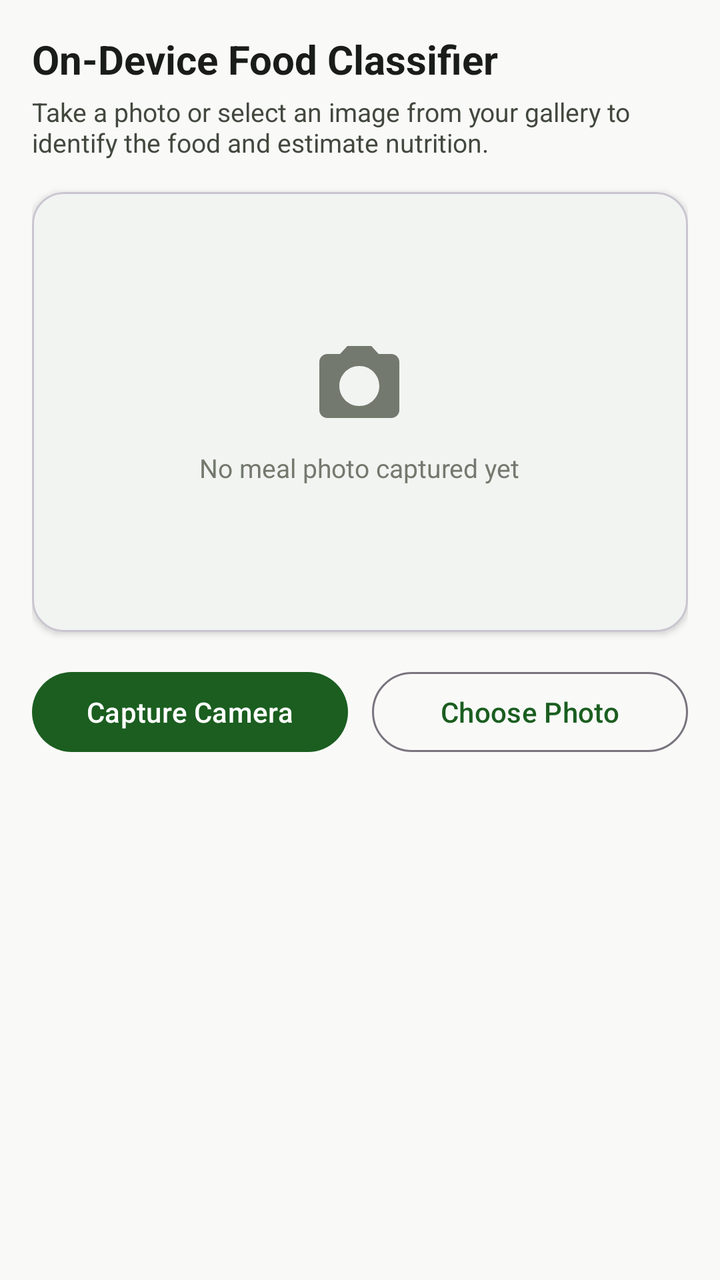
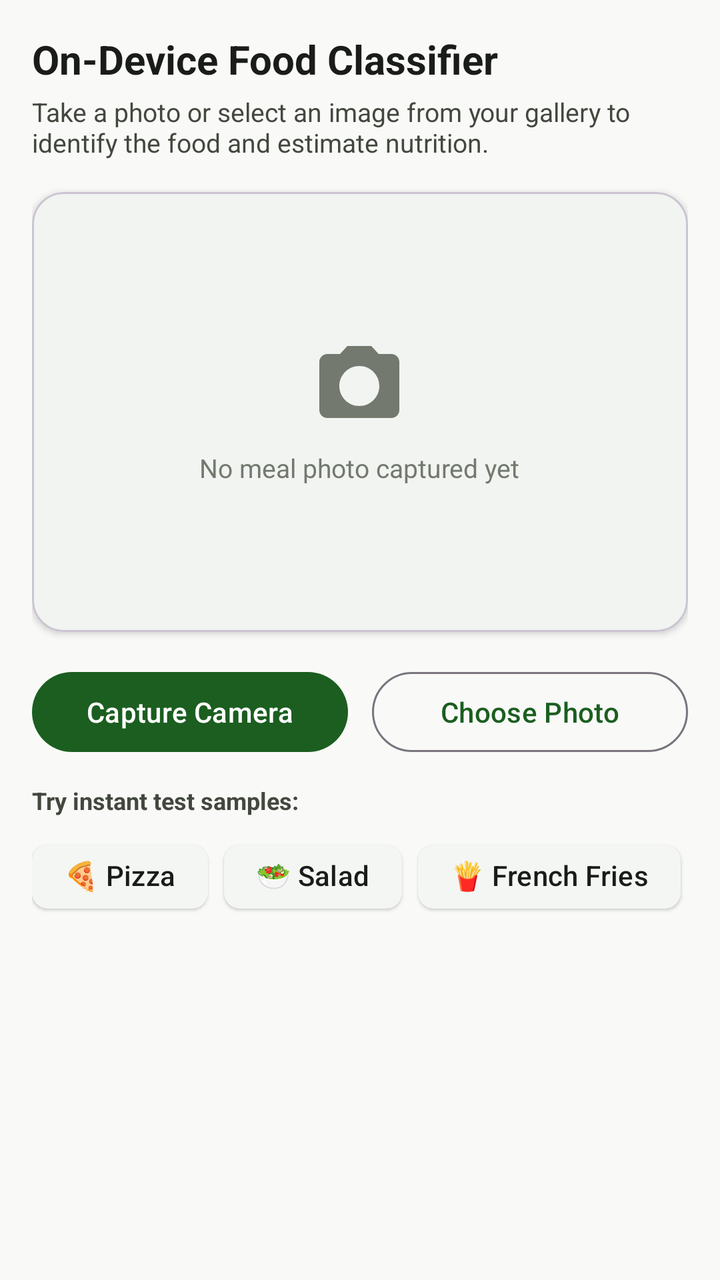

Screens rendered from an Android XML layout before and after an edit, with the pre-edit source and the edit as a unified diff.
<!-- AndroidManifest.xml: application theme Theme.SmartMealPlannerAI -->
<!-- res/layout/fragment_scan_meal.xml -->
<?xml version="1.0" encoding="utf-8"?>
<androidx.core.widget.NestedScrollView xmlns:android="http://schemas.android.com/apk/res/android"
    xmlns:app="http://schemas.android.com/apk/res-auto"
    android:layout_width="match_parent"
    android:layout_height="match_parent"
    android:fillViewport="true"
    android:background="@color/background">

    <LinearLayout
        android:layout_width="match_parent"
        android:layout_height="wrap_content"
        android:orientation="vertical"
        android:padding="16dp">

        <TextView
            android:layout_width="wrap_content"
            android:layout_height="wrap_content"
            android:text="@string/scan_title"
            android:textColor="@color/on_background"
            android:textSize="20sp"
            android:textStyle="bold" />

        <TextView
            android:layout_width="wrap_content"
            android:layout_height="wrap_content"
            android:layout_marginTop="4dp"
            android:text="@string/scan_instructions"
            android:textColor="@color/on_surface_variant"
            android:textSize="13sp" />

        
        <com.google.android.material.card.MaterialCardView
            android:layout_width="match_parent"
            android:layout_height="220dp"
            android:layout_marginTop="16dp"
            app:cardCornerRadius="16dp"
            app:cardElevation="2dp"
            app:cardBackgroundColor="@color/surface_variant">

            <FrameLayout
                android:layout_width="match_parent"
                android:layout_height="match_parent">

                <ImageView
                    android:id="@+id/ivScanPreview"
                    android:layout_width="match_parent"
                    android:layout_height="match_parent"
                    android:scaleType="centerCrop"
                    android:contentDescription="Food Preview" />

                <LinearLayout
                    android:id="@+id/layoutEmptyPreview"
                    android:layout_width="wrap_content"
                    android:layout_height="wrap_content"
                    android:layout_gravity="center"
                    android:gravity="center"
                    android:orientation="vertical">

                    <ImageView
                        android:layout_width="48dp"
                        android:layout_height="48dp"
                        android:src="@drawable/ic_nav_scan"
                        app:tint="@color/outline" />

                    <TextView
                        android:layout_width="wrap_content"
                        android:layout_height="wrap_content"
                        android:layout_marginTop="8dp"
                        android:text="No meal photo captured yet"
                        android:textColor="@color/outline"
                        android:textSize="13sp" />

                </LinearLayout>

                <ProgressBar
                    android:id="@+id/pbInference"
                    android:layout_width="wrap_content"
                    android:layout_height="wrap_content"
                    android:layout_gravity="center"
                    android:visibility="gone" />

            </FrameLayout>

        </com.google.android.material.card.MaterialCardView>

        
        <LinearLayout
            android:layout_width="match_parent"
            android:layout_height="wrap_content"
            android:layout_marginTop="16dp"
            android:orientation="horizontal"
            android:weightSum="2">

            <com.google.android.material.button.MaterialButton
                android:id="@+id/btnCaptureCamera"
                android:layout_width="0dp"
                android:layout_height="wrap_content"
                android:layout_weight="1"
                android:layout_marginEnd="6dp"
                android:text="@string/btn_take_photo" />

            <com.google.android.material.button.MaterialButton
                android:id="@+id/btnChooseGallery"
                style="?attr/materialButtonOutlinedStyle"
                android:layout_width="0dp"
                android:layout_height="wrap_content"
                android:layout_weight="1"
                android:layout_marginStart="6dp"
                android:text="@string/btn_choose_photo" />

        </LinearLayout>

        
        <LinearLayout
            android:id="@+id/layoutPredictions"
            android:layout_width="match_parent"
            android:layout_height="wrap_content"
            android:layout_marginTop="20dp"
            android:orientation="vertical"
            android:visibility="gone">

            <TextView
                android:layout_width="wrap_content"
                android:layout_height="wrap_content"
                android:text="@string/model_top_predictions"
                android:textColor="@color/on_background"
                android:textSize="16sp"
                android:textStyle="bold" />

            
            <LinearLayout
                android:id="@+id/rowPred1"
                android:layout_width="match_parent"
                android:layout_height="wrap_content"
                android:layout_marginTop="10dp"
                android:orientation="vertical">

                <LinearLayout
                    android:layout_width="match_parent"
                    android:layout_height="wrap_content"
                    android:orientation="horizontal">

                    <TextView
                        android:id="@+id/tvPred1Name"
                        android:layout_width="0dp"
                        android:layout_height="wrap_content"
                        android:layout_weight="1"
                        android:text="1. Roti"
                        android:textColor="@color/on_surface"
                        android:textStyle="bold"
                        android:textSize="14sp" />

                    <TextView
                        android:id="@+id/tvPred1Conf"
                        android:layout_width="wrap_content"
                        android:layout_height="wrap_content"
                        android:text="82%"
                        android:textColor="@color/primary"
                        android:textStyle="bold"
                        android:textSize="13sp" />

                </LinearLayout>

                <ProgressBar
                    android:id="@+id/pbPred1"
                    style="@style/Widget.AppCompat.ProgressBar.Horizontal"
                    android:layout_width="match_parent"
                    android:layout_height="6dp"
                    android:layout_marginTop="4dp"
                    android:max="100"
                    android:progress="82"
                    android:progressTint="@color/primary" />

            </LinearLayout>

            
            <LinearLayout
                android:id="@+id/rowPred2"
                android:layout_width="match_parent"
                android:layout_height="wrap_content"
                android:layout_marginTop="10dp"
                android:orientation="vertical">

                <LinearLayout
                    android:layout_width="match_parent"
                    android:layout_height="wrap_content"
                    android:orientation="horizontal">

                    <TextView
                        android:id="@+id/tvPred2Name"
                        android:layout_width="0dp"
                        android:layout_height="wrap_content"
                        android:layout_weight="1"
                        android:text="2. Dal"
                        android:textColor="@color/on_surface"
                        android:textSize="14sp" />

                    <TextView
                        android:id="@+id/tvPred2Conf"
                        android:layout_width="wrap_content"
                        android:layout_height="wrap_content"
                        android:text="12%"
                        android:textColor="@color/on_surface_variant"
                        android:textSize="13sp" />

                </LinearLayout>

                <ProgressBar
                    android:id="@+id/pbPred2"
                    style="@style/Widget.AppCompat.ProgressBar.Horizontal"
                    android:layout_width="match_parent"
                    android:layout_height="4dp"
                    android:layout_marginTop="4dp"
                    android:max="100"
                    android:progress="12"
                    android:progressTint="@color/outline" />

            </LinearLayout>

            
            <LinearLayout
                android:id="@+id/rowPred3"
                android:layout_width="match_parent"
                android:layout_height="wrap_content"
                android:layout_marginTop="10dp"
                android:orientation="vertical">

                <LinearLayout
                    android:layout_width="match_parent"
                    android:layout_height="wrap_content"
                    android:orientation="horizontal">

                    <TextView
                        android:id="@+id/tvPred3Name"
                        android:layout_width="0dp"
                        android:layout_height="wrap_content"
                        android:layout_weight="1"
                        android:text="3. Rice"
                        android:textColor="@color/on_surface"
                        android:textSize="14sp" />

                    <TextView
                        android:id="@+id/tvPred3Conf"
                        android:layout_width="wrap_content"
                        android:layout_height="wrap_content"
                        android:text="6%"
                        android:textColor="@color/on_surface_variant"
                        android:textSize="13sp" />

                </LinearLayout>

                <ProgressBar
                    android:id="@+id/pbPred3"
                    style="@style/Widget.AppCompat.ProgressBar.Horizontal"
                    android:layout_width="match_parent"
                    android:layout_height="4dp"
                    android:layout_marginTop="4dp"
                    android:max="100"
                    android:progress="6"
                    android:progressTint="@color/outline" />

            </LinearLayout>

            
            <TextView
                android:id="@+id/tvLowConfidenceWarning"
                android:layout_width="match_parent"
                android:layout_height="wrap_content"
                android:layout_marginTop="12dp"
                android:background="@color/tertiary_container"
                android:padding="8dp"
                android:text="@string/model_low_confidence_warning"
                android:textColor="@color/tertiary"
                android:textSize="12sp"
                android:visibility="gone" />

            
            <TextView
                android:layout_width="wrap_content"
                android:layout_height="wrap_content"
                android:layout_marginTop="16dp"
                android:text="@string/correct_label_hint"
                android:textColor="@color/on_surface_variant"
                android:textSize="13sp" />

            <Spinner
                android:id="@+id/spinnerFoodCorrection"
                android:layout_width="match_parent"
                android:layout_height="48dp"
                android:layout_marginTop="4dp"
                android:background="@drawable/item_logged_meal" />

            <com.google.android.material.button.MaterialButton
                android:id="@+id/btnConfirmFood"
                android:layout_width="match_parent"
                android:layout_height="wrap_content"
                android:layout_marginTop="20dp"
                android:padding="12dp"
                android:text="@string/btn_confirm_food" />

        </LinearLayout>

    </LinearLayout>

</androidx.core.widget.NestedScrollView>
<!-- resources referenced by this layout -->
<resources>
  <color name="background">#F9FAF8</color>
  <color name="on_background">#1A1C19</color>
  <color name="on_surface">#1A1C19</color>
  <color name="on_surface_variant">#43483F</color>
  <color name="outline">#73796E</color>
  <color name="primary">#1B5E20</color>
  <color name="surface_variant">#F1F4F1</color>
  <color name="tertiary">#E65100</color>
  <color name="tertiary_container">#FFE0B2</color>
  <!-- drawable ic_nav_scan (drawable) -->
  <vector xmlns:android="http://schemas.android.com/apk/res/android"
      android:width="24dp"
      android:height="24dp"
      android:viewportWidth="24"
      android:viewportHeight="24">
    <path
        android:fillColor="?attr/colorControlNormal"
        android:pathData="M9,2L7.17,4H4c-1.1,0 -2,0.9 -2,2v12c0,1.1 0.9,2 2,2h16c1.1,0 2,-0.9 2,-2V6c0,-1.1 -0.9,-2 -2,-2h-3.17L15,2H9zm3,15c-2.76,0 -5,-2.24 -5,-5s2.24,-5 5,-5 5,2.24 5,5 -2.24,5 -5,5z"/>
  </vector>
  <!-- drawable item_logged_meal (drawable) -->
  <?xml version="1.0" encoding="utf-8"?>
  <shape xmlns:android="http://schemas.android.com/apk/res/android"
      android:shape="rectangle">
      <corners android:radius="10dp" />
      <solid android:color="@color/surface_variant" />
      <stroke android:width="1dp" android:color="@color/divider" />
  </shape>
  <string name="btn_choose_photo">Choose Photo</string>
  <string name="btn_confirm_food">Proceed to Nutrition Analysis</string>
  <string name="btn_take_photo">Capture Camera</string>
  <string name="correct_label_hint">Search or pick correct food label</string>
  <string name="model_low_confidence_warning">Confidence is moderate. Please confirm or pick the correct food label below.</string>
  <string name="model_top_predictions">Predicted Food Labels</string>
  <string name="scan_instructions">Take a photo or select an image from your gallery to identify the food and estimate nutrition.</string>
  <string name="scan_title">On-Device Food Classifier</string>
  <style name="Theme.SmartMealPlannerAI" parent="Theme.Material3.DayNight.NoActionBar">
          
          <item name="colorPrimary">@color/primary</item>
          <item name="colorOnPrimary">@color/on_primary</item>
          <item name="colorPrimaryContainer">@color/primary_container</item>
          <item name="colorOnPrimaryContainer">@color/on_primary_container</item>
  
          
          <item name="colorSecondary">@color/secondary</item>
          <item name="colorOnSecondary">@color/on_secondary</item>
          <item name="colorSecondaryContainer">@color/secondary_container</item>
  
          
          <item name="android:colorBackground">@color/background</item>
          <item name="colorSurface">@color/surface</item>
          <item name="colorOnSurface">@color/on_surface</item>
          <item name="colorSurfaceVariant">@color/surface_variant</item>
          <item name="colorOnSurfaceVariant">@color/on_surface_variant</item>
  
          
          <item name="android:statusBarColor">@color/surface</item>
          <item name="android:windowLightStatusBar">true</item>
          <item name="android:navigationBarColor">@color/surface</item>
      </style>
  <color name="divider">#E0E4DE</color>
  <color name="on_primary">#FFFFFF</color>
  <color name="primary_container">#C8E6C9</color>
  <color name="on_primary_container">#002105</color>
  <color name="secondary">#00796B</color>
  <color name="on_secondary">#FFFFFF</color>
  <color name="secondary_container">#B2DFDB</color>
  <color name="surface">#FFFFFF</color>
</resources>

<!-- the commit's change to res/layout/fragment_scan_meal.xml (unified diff, before → after) -->
@@ -112,6 +112,62 @@
 
         
         <LinearLayout
+            android:layout_width="match_parent"
+            android:layout_height="wrap_content"
+            android:layout_marginTop="12dp"
+            android:orientation="vertical">
+
+            <TextView
+                android:layout_width="wrap_content"
+                android:layout_height="wrap_content"
+                android:text="Try instant test samples:"
+                android:textColor="@color/on_surface_variant"
+                android:textSize="12sp"
+                android:textStyle="bold" />
+
+            <HorizontalScrollView
+                android:layout_width="match_parent"
+                android:layout_height="wrap_content"
+                android:layout_marginTop="6dp"
+                android:scrollbars="none">
+
+                <LinearLayout
+                    android:layout_width="wrap_content"
+                    android:layout_height="wrap_content"
+                    android:orientation="horizontal">
+
+                    <com.google.android.material.chip.Chip
+                        android:id="@+id/chipSamplePizza"
+                        style="@style/Widget.Material3.Chip.Assist.Elevated"
+                        android:layout_width="wrap_content"
+                        android:layout_height="wrap_content"
+                        android:layout_marginEnd="8dp"
+                        android:text="🍕 Pizza" />
+
+                    <com.google.android.material.chip.Chip
+                        android:id="@+id/chipSampleSalad"
+                        style="@style/Widget.Material3.Chip.Assist.Elevated"
+                        android:layout_width="wrap_content"
+                        android:layout_height="wrap_content"
+                        android:layout_marginEnd="8dp"
+                        android:text="🥗 Salad" />
+
+                    <com.google.android.material.chip.Chip
+                        android:id="@+id/chipSampleFries"
+                        style="@style/Widget.Material3.Chip.Assist.Elevated"
+                        android:layout_width="wrap_content"
+                        android:layout_height="wrap_content"
+                        android:layout_marginEnd="8dp"
+                        android:text="🍟 French Fries" />
+
+                </LinearLayout>
+
+            </HorizontalScrollView>
+
+        </LinearLayout>
+
+        
+        <LinearLayout
             android:id="@+id/layoutPredictions"
             android:layout_width="match_parent"
             android:layout_height="wrap_content"
